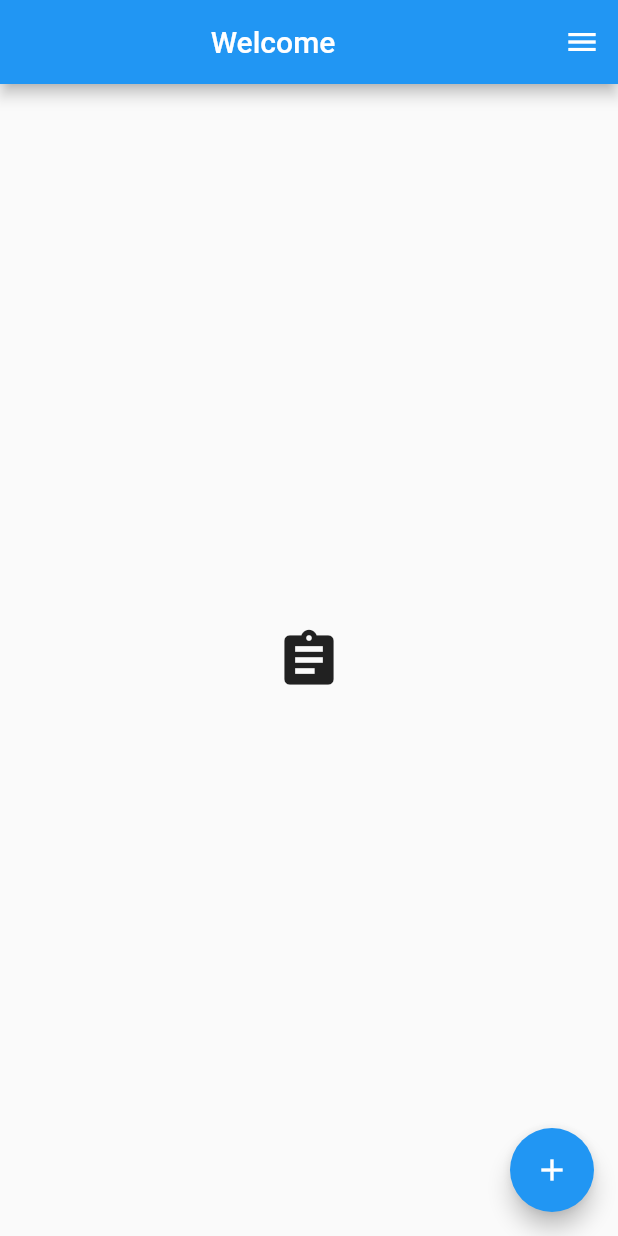
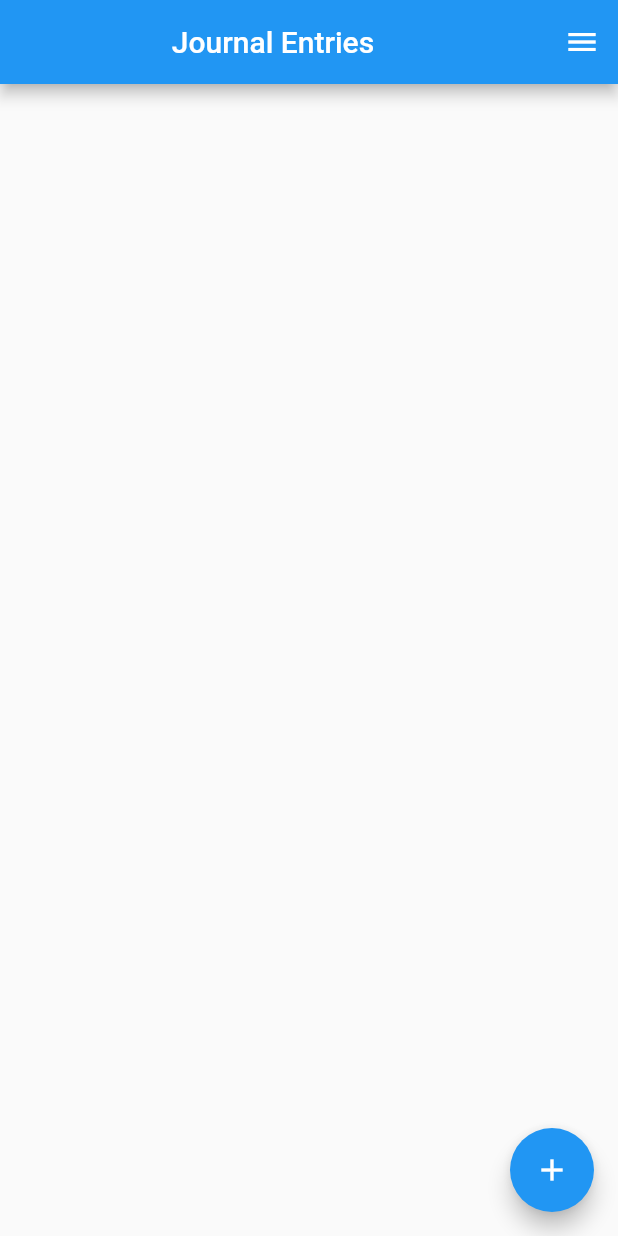
Before and after one commit to devOSUProjects/dapp, a Flutter app: the screen it shows after launch, on a phone screen of 412 x 824 dp. Run offline on Flutter 3.47's test engine with Material 2 defaults, Android fonts, the phone set to English and light mode, and no system bars; our stand-ins replace shared_preferences, sqflite; accounts and stored records are empty.

Commit message:
Getting data dynamically allocated from database and shownas journal entries

```diff
--- a/lib/app.dart
+++ b/lib/app.dart
@@ -3,6 +3,7 @@ import 'package:shared_preferences/shared_preferences.dart';
 import 'screens/welcome.dart';
 import 'theme.dart';
 import 'screens/form.dart';
+import 'screens/journal_entry_screen.dart';
 
 class App extends StatefulWidget {
   @override
@@ -32,8 +33,14 @@ class _AppState extends State<App> {
   }
 
   Widget build(BuildContext context) {
+    /*
     final routes = {
       '/': (context) => Welcome(nextTheme: nextTheme, themeObj: t),
+      'form': (context) => JournalEntryForm(nextTheme: nextTheme, themeObj: t)
+    };
+     */
+    final routes = {
+      '/': (context) => JournalScreen(nextTheme: nextTheme, themeObj: t),
       'form': (context) => JournalEntryForm(nextTheme: nextTheme, themeObj: t)
     };
 
--- /dev/null
+++ b/lib/models/journal_entry.dart
@@ -0,0 +1,13 @@
+class JournalEntryFields {
+  String title;
+  String body;
+  DateTime dateTime;
+  double rating;
+
+  JournalEntryFields({this.title, this.body, this.dateTime, this.rating});
+
+
+  String toString() {
+    return 'Title: $title, Body: $body, Time: $dateTime, Rating: $rating';
+  }
+}
--- /dev/null
+++ b/lib/screens/journal_entry_screen.dart
@@ -0,0 +1,95 @@
+import 'Dart:io';
+import 'package:flutter/material.dart';
+import 'package:shared_preferences/shared_preferences.dart';
+import '../theme.dart';
+import '../models/journal.dart';
+import '../models/journal_entry.dart';
+import 'package:sqflite/sqflite.dart';
+
+class JournalScreen extends StatefulWidget {
+  final void Function(ThisTheme) nextTheme;
+  final ThisTheme themeObj;
+
+  JournalScreen({this.nextTheme, this.themeObj});
+
+  @override
+  _JournalScreen createState() => _JournalScreen();
+}
+
+class _JournalScreen extends State<JournalScreen> {
+  Journal journal;
+
+  @override
+  void initState() {
+    super.initState();
+    loadJournal();
+  }
+
+  void loadJournal() async {
+    final Database database = await openDatabase('journal.db', version: 1,
+        onCreate: (Database db, int version) async {
+      await db.execute(
+          'CREATE TABLE IF NOT EXISTS journal_entries (id INTEGER PRIMARY KEY AUTOINCREMENT, title Text, body Text, rating Double, date Text)');
+    });
+    List<Map> journalRecords =
+        await database.rawQuery('Select * From journal_entries');
+    final journalEntries = journalRecords.map((record) {
+      return JournalEntryFields(
+          title: record['title'],
+          body: record['body'],
+          rating: record['rating'],
+          dateTime: DateTime.parse(record['date']));
+    }).toList();
+    setState(() {
+      journal = Journal(myJournal: journalEntries);
+    });
+    //sleep(Duration(seconds:10));
+
+  }
+
+  @override
+  Widget build(BuildContext context) {
+    if(journal == null || journal.myJournal == null) {
+      return Text("hehe");
+    }else {
+      return Scaffold(
+        appBar: AppBar(title: Center(child: Text('Journal Entries'))),
+        endDrawer: Drawer(
+            child: Container(
+                alignment: Alignment.center,
+                child: Column(children: [
+                  SizedBox(height: 30),
+                  Text("Dark Mode"),
+                  Switch(
+                    value: widget.themeObj.darkState,
+                    onChanged: (newState) {
+                      widget.nextTheme(widget.themeObj);
+                    },
+                  ),
+                ]))),
+        body: ListView(
+            children:
+            journal.myJournal.map((item) {
+              return ListTile(
+                leading: FlutterLogo(),
+                trailing: Icon(Icons.more_horiz),
+                title: Text(item.title),
+                subtitle: Text(item.body),
+              );
+            }).toList()
+
+        ),
+        floatingActionButton: FloatingActionButton(
+          child: Icon(Icons.add),
+          onPressed: () {
+            pushForm(context);
+          },
+        ),
+      );
+    }
+  }
+}
+
+void pushForm(BuildContext context) {
+  Navigator.of(context).pushNamed('form');
+}
```
Also changed, not shown: lib/models/journal.dart (added, +42 -0 lines), lib/screens/form.dart (+4 -15 lines).
